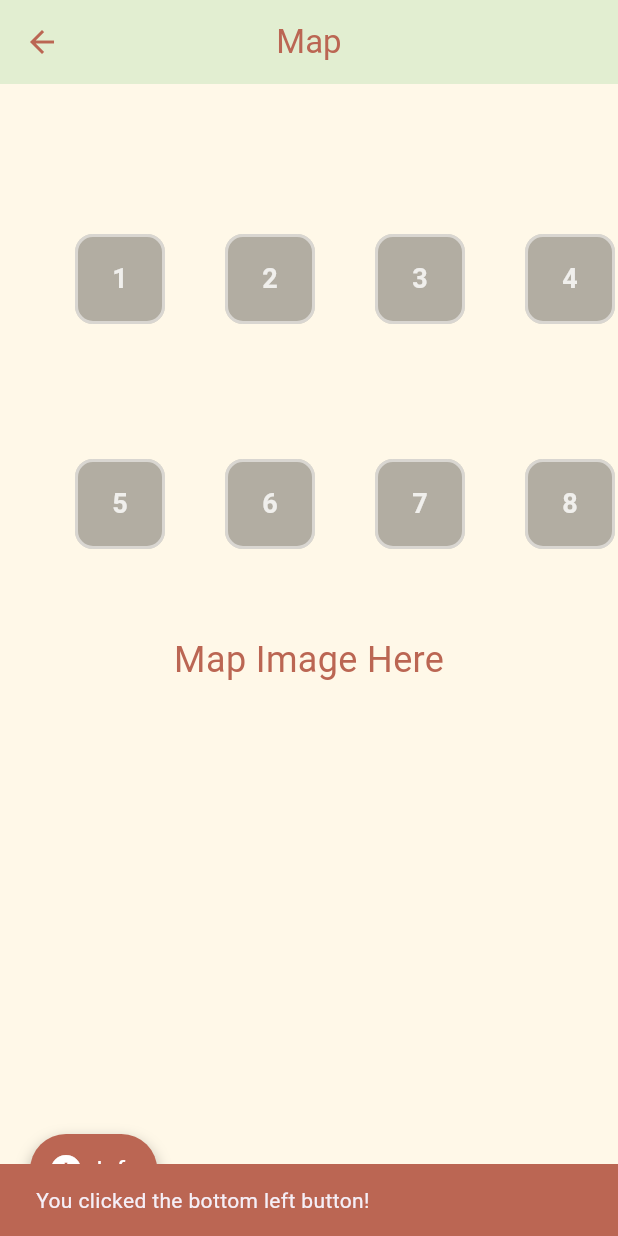
After one commit to Ehdaa-ib/MaSeerah-2, a Flutter app: the JourneyMapScreen screen opened directly, after a tap on "Info", on a phone screen of 412 x 824 dp. The commit adds this screen. Run offline on Flutter 3.47's test engine with Material 3 defaults, Android fonts, the phone set to English and light mode, and no system bars; our stand-ins replace cloud_firestore, cloud_functions, firebase_auth, firebase_core, firebase_storage, image_picker; missing offline and left inert: moyasar; accounts and stored records are empty.

Commit message:
added journey map screen

```diff
--- /dev/null
+++ b/lib/view/journey/journey_map_screen.dart
@@ -0,0 +1,158 @@
+import 'package:flutter/material.dart';
+import '../../core/app_colors.dart';
+import 'google_map_page.dart';
+
+class JourneyMapScreen extends StatefulWidget {
+  const JourneyMapScreen({super.key});
+
+  @override
+  State<JourneyMapScreen> createState() => _JourneyMapScreenState();
+}
+
+class _JourneyMapScreenState extends State<JourneyMapScreen> {
+  List<int> visitedPlaces = [];
+
+  @override
+  Widget build(BuildContext context) {
+    return Scaffold(
+      appBar: AppBar(
+        title: const Text('Map', style: TextStyle(color: AppColors.brown)),
+        backgroundColor: AppColors.green,
+        centerTitle: true,
+        leading: IconButton(
+          icon: const Icon(Icons.arrow_back, color: AppColors.brown),
+          onPressed: () => Navigator.of(context).pop(),
+        ),
+      ),
+      body: Stack(
+        children: [
+          Container(
+            width: double.infinity,
+            height: double.infinity,
+            color: AppColors.beige,
+            child: const Center(
+              child: Text(
+                'Map Image Here',
+                style: TextStyle(color: AppColors.brown, fontSize: 24),
+              ),
+            ),
+          ),
+          _buildClickableSpot(1, top: 100, left: 50, width: 60, height: 60),
+          _buildClickableSpot(2, top: 100, left: 150, width: 60, height: 60),
+          _buildClickableSpot(3, top: 100, left: 250, width: 60, height: 60),
+          _buildClickableSpot(4, top: 100, left: 350, width: 60, height: 60),
+          _buildClickableSpot(5, top: 250, left: 50, width: 60, height: 60),
+          _buildClickableSpot(6, top: 250, left: 150, width: 60, height: 60),
+          _buildClickableSpot(7, top: 250, left: 250, width: 60, height: 60),
+          _buildClickableSpot(8, top: 250, left: 350, width: 60, height: 60),
+          Positioned(
+            bottom: 20,
+            left: 20,
+            child: GestureDetector(
+              onTap: () {
+                _showMessage('You clicked the bottom left button!');
+              },
+              child: Container(
+                padding: const EdgeInsets.all(12),
+                decoration: BoxDecoration(
+                  color: AppColors.brown,
+                  borderRadius: BorderRadius.circular(30),
+                  boxShadow: [
+                    BoxShadow(
+                      color: Colors.black.withOpacity(0.3),
+                      blurRadius: 8,
+                      offset: const Offset(0, 4),
+                    ),
+                  ],
+                ),
+                child: const Row(
+                  mainAxisSize: MainAxisSize.min,
+                  children: [
+                    Icon(Icons.info, color: Colors.white, size: 24),
+                    SizedBox(width: 8),
+                    Text(
+                      'Info',
+                      style: TextStyle(color: Colors.white, fontSize: 16),
+                    ),
+                  ],
+                ),
+              ),
+            ),
+          ),
+        ],
+      ),
+    );
+  }
+
+  Widget _buildClickableSpot(int placeNumber, {
+    required double top,
+    required double left,
+    required double width,
+    required double height,
+  }) {
+    final isVisited = visitedPlaces.contains(placeNumber);
+
+    return Positioned(
+      top: top,
+      left: left,
+      child: GestureDetector(
+        onTap: () {
+          if (placeNumber == 1) {
+            Navigator.of(context).push(
+              MaterialPageRoute(
+                builder: (_) => const GoogleMapPage(),
+              ),
+            );
+          } else {
+            _onPlaceTap(placeNumber);
+          }
+        },
+        child: Container(
+          width: width,
+          height: height,
+          decoration: BoxDecoration(
+            color: isVisited
+                ? AppColors.orange.withOpacity(0.7)
+                : Colors.black.withOpacity(0.3),
+            borderRadius: BorderRadius.circular(12),
+            border: Border.all(
+              color: isVisited ? AppColors.orange : Colors.white.withOpacity(0.5),
+              width: 2,
+            ),
+          ),
+          child: Center(
+            child: Text(
+              '$placeNumber',
+              style: TextStyle(
+                color: isVisited ? Colors.white : Colors.white.withOpacity(0.8),
+                fontWeight: FontWeight.bold,
+                fontSize: 18,
+              ),
+            ),
+          ),
+        ),
+      ),
+    );
+  }
+
+  void _onPlaceTap(int placeNumber) {
+    setState(() {
+      if (!visitedPlaces.contains(placeNumber)) {
+        visitedPlaces.add(placeNumber);
+        _showMessage('You visited place $placeNumber! 🎉');
+      } else {
+        _showMessage('You already visited place $placeNumber');
+      }
+    });
+  }
+
+  void _showMessage(String message) {
+    ScaffoldMessenger.of(context).showSnackBar(
+      SnackBar(
+        content: Text(message),
+        backgroundColor: AppColors.brown,
+        duration: const Duration(seconds: 2),
+      ),
+    );
+  }
+}
```
Also changed, not shown: lib/view/journey/google_map_page.dart (added, +27 -0 lines), lib/view/journey/journey_purchase_screen.dart (+9 -8 lines), pubspec.lock.
